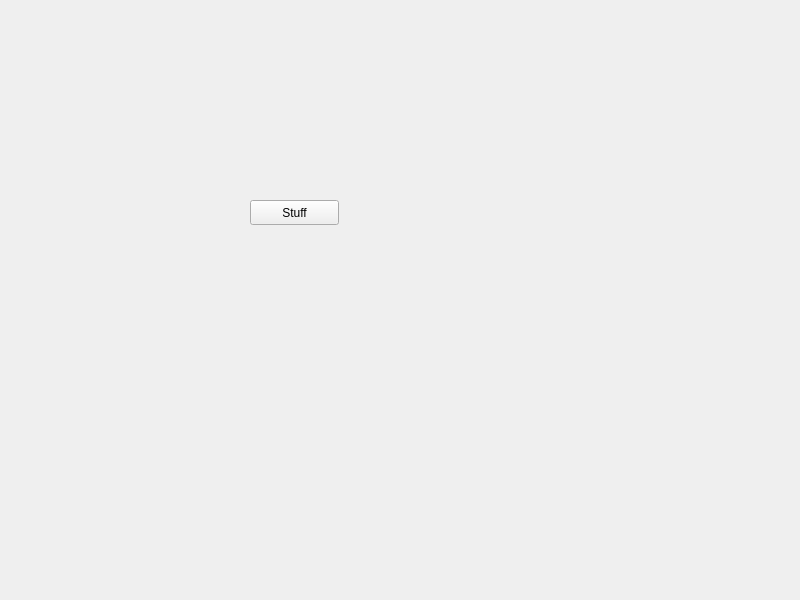
jesperBKR/P4, file testing/ui/newstuff.ui: the form before one commit.
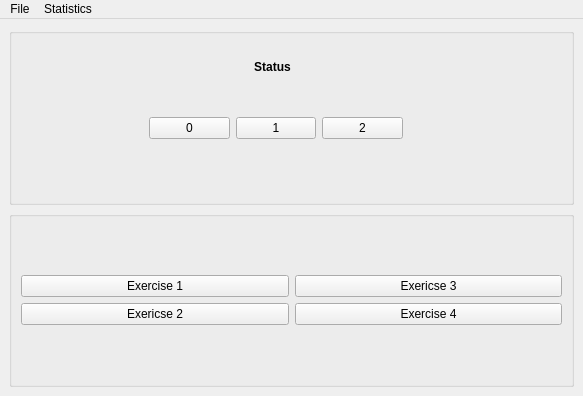
The form after the commit.

Commit message:
Added ROS-GUI prototype
Might not work without build folder from worskspace. P

Patch:
```diff
--- a/testing/ui/newstuff.ui
+++ b/testing/ui/newstuff.ui
@@ -6,27 +6,176 @@
    <rect>
     <x>0</x>
     <y>0</y>
-    <width>800</width>
-    <height>600</height>
+    <width>583</width>
+    <height>396</height>
    </rect>
   </property>
   <property name="windowTitle">
    <string>MainWindow</string>
   </property>
+  <property name="documentMode">
+   <bool>false</bool>
+  </property>
+  <property name="dockNestingEnabled">
+   <bool>true</bool>
+  </property>
   <widget class="QWidget" name="centralwidget">
-   <widget class="QPushButton" name="stuffButton">
-    <property name="geometry">
-     <rect>
-      <x>250</x>
-      <y>200</y>
-      <width>89</width>
-      <height>25</height>
-     </rect>
+   <layout class="QGridLayout" name="gridLayout">
+    <item row="0" column="0">
+     <widget class="QGroupBox" name="status_Area">
+      <property name="autoFillBackground">
+       <bool>true</bool>
+      </property>
+      <property name="title">
+       <string/>
+      </property>
+      <widget class="QLabel" name="FuglStatusLabel">
+       <property name="geometry">
+        <rect>
+         <x>230</x>
+         <y>30</y>
+         <width>67</width>
+         <height>17</height>
+        </rect>
+       </property>
+       <property name="font">
+        <font>
+         <weight>75</weight>
+         <bold>true</bold>
+        </font>
+       </property>
+       <property name="text">
+        <string>Status</string>
+       </property>
+       <property name="alignment">
+        <set>Qt::AlignCenter</set>
+       </property>
+      </widget>
+      <widget class="QWidget" name="layoutWidget">
+       <property name="geometry">
+        <rect>
+         <x>140</x>
+         <y>80</y>
+         <width>254</width>
+         <height>41</height>
+        </rect>
+       </property>
+       <layout class="QHBoxLayout" name="horizontalLayout">
+        <item>
+         <widget class="QPushButton" name="fugl0Button">
+          <property name="text">
+           <string>0</string>
+          </property>
+          <property name="checkable">
+           <bool>false</bool>
+          </property>
+         </widget>
+        </item>
+        <item>
+         <widget class="QPushButton" name="fugl1Button">
+          <property name="enabled">
+           <bool>true</bool>
+          </property>
+          <property name="text">
+           <string>1</string>
+          </property>
+          <property name="checkable">
+           <bool>false</bool>
+          </property>
+         </widget>
+        </item>
+        <item>
+         <widget class="QPushButton" name="fugl2Button">
+          <property name="enabled">
+           <bool>true</bool>
+          </property>
+          <property name="text">
+           <string>2</string>
+          </property>
+          <property name="checkable">
+           <bool>false</bool>
+          </property>
+         </widget>
+        </item>
+       </layout>
+       <zorder>fugl2Button</zorder>
+       <zorder>fugl0Button</zorder>
+       <zorder>fugl1Button</zorder>
+      </widget>
+     </widget>
+    </item>
+    <item row="1" column="0">
+     <widget class="QGroupBox" name="exerciseArea">
+      <property name="title">
+       <string/>
+      </property>
+      <layout class="QGridLayout" name="gridLayout_2">
+       <item row="0" column="0">
+        <layout class="QVBoxLayout" name="verticalLayout">
+         <item>
+          <widget class="QPushButton" name="exerciseButton_1">
+           <property name="text">
+            <string>Exercise 1</string>
+           </property>
+          </widget>
+         </item>
+         <item>
+          <widget class="QPushButton" name="exerciseButton_2">
+           <property name="text">
+            <string>Exericse 2</string>
+           </property>
+          </widget>
+         </item>
+        </layout>
+       </item>
+       <item row="0" column="1">
+        <layout class="QVBoxLayout" name="verticalLayout_2">
+         <item>
+          <widget class="QPushButton" name="exerciseButton_3">
+           <property name="text">
+            <string>Exericse 3</string>
+           </property>
+          </widget>
+         </item>
+         <item>
+          <widget class="QPushButton" name="exerciseButton_4">
+           <property name="text">
+            <string>Exercise 4</string>
+           </property>
+          </widget>
+         </item>
+        </layout>
+       </item>
+      </layout>
+     </widget>
+    </item>
+   </layout>
+  </widget>
+  <widget class="QMenuBar" name="menuBar">
+   <property name="geometry">
+    <rect>
+     <x>0</x>
+     <y>0</y>
+     <width>583</width>
+     <height>22</height>
+    </rect>
+   </property>
+   <property name="nativeMenuBar">
+    <bool>false</bool>
+   </property>
+   <widget class="QMenu" name="menuFile">
+    <property name="title">
+     <string>File</string>
     </property>
-    <property name="text">
-     <string>Stuff</string>
+    <addaction name="action_exit"/>
+   </widget>
+   <widget class="QMenu" name="menuAbout">
+    <property name="title">
+     <string>Statistics</string>
     </property>
    </widget>
+   <addaction name="menuFile"/>
+   <addaction name="menuAbout"/>
   </widget>
  </widget>
  <resources/>
```
Left out of the diff: 5 changed lines with no effect on the pictures. The commit also changes 7 other files.
